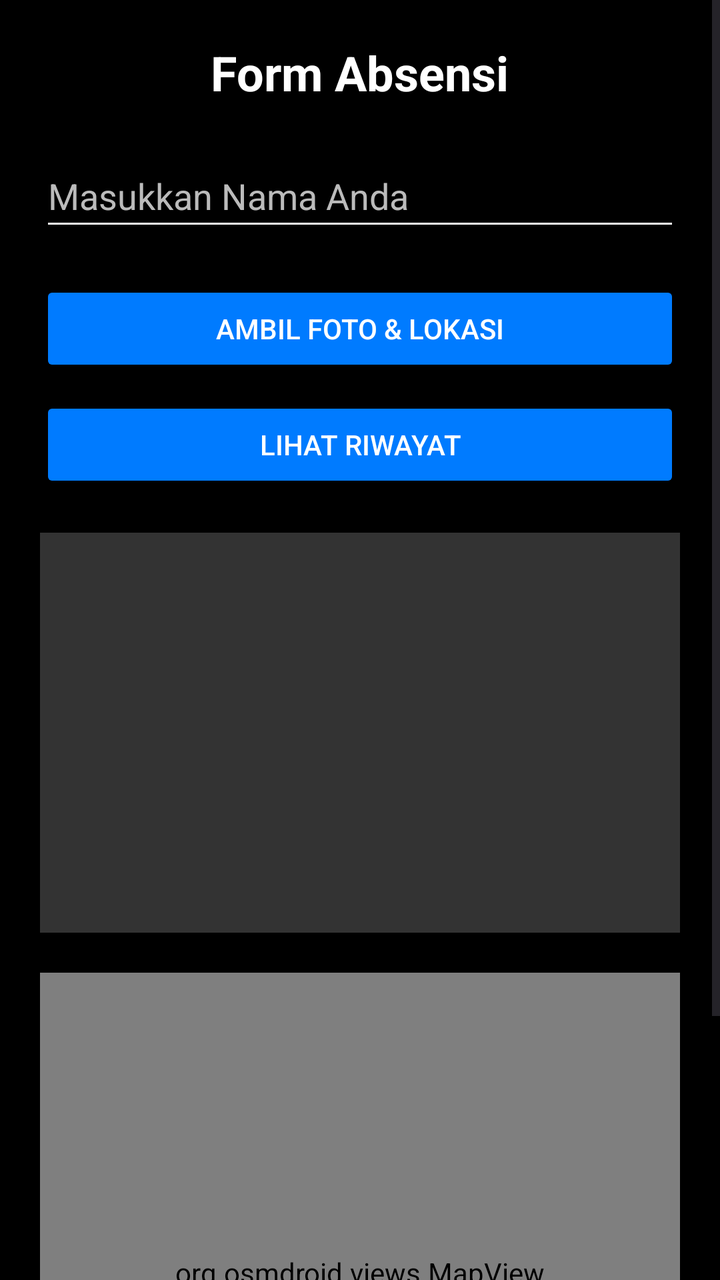
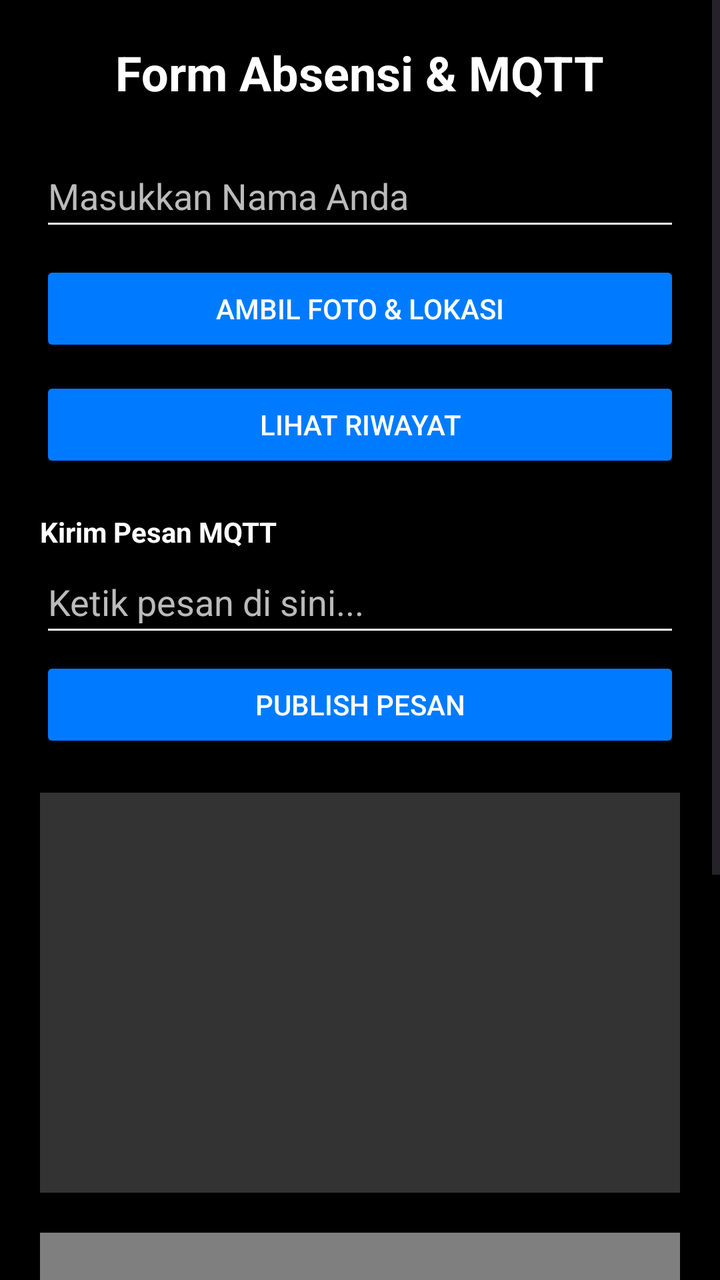

The first picture is an Android layout as it rendered before a commit; the second is the same layout after the commit. The layout source and the unified diff follow.
<!-- AndroidManifest.xml: application theme Theme.Moreno240040017BA244 -->
<!-- res/layout/activity_main.xml -->
<?xml version="1.0" encoding="utf-8"?>
<ScrollView xmlns:android="http://schemas.android.com/apk/res/android"
    android:layout_width="match_parent"
    android:layout_height="match_parent"
    android:fillViewport="true"
    android:background="@color/black">

    <LinearLayout
        android:id="@+id/main"
        android:layout_width="match_parent"
        android:layout_height="wrap_content"
        android:orientation="vertical"
        android:padding="20dp"
        android:gravity="center_horizontal">

        <TextView
            android:layout_width="wrap_content"
            android:layout_height="wrap_content"
            android:text="Form Absensi"
            android:textColor="@color/white"
            android:textSize="24sp"
            android:textStyle="bold"
            android:layout_marginBottom="20dp" />

        <EditText
            android:id="@+id/inputNama"
            android:layout_width="match_parent"
            android:layout_height="wrap_content"
            android:hint="@string/hint_nama"
            android:textColorHint="#BBBBBB"
            android:textColor="@color/white"
            android:backgroundTint="@color/white"
            android:inputType="textPersonName"
            android:minHeight="48dp" />

        <Button
            android:id="@+id/btnKamera"
            android:layout_width="match_parent"
            android:layout_height="wrap_content"
            android:layout_marginTop="20dp"
            android:backgroundTint="@color/primary_blue"
            android:text="Ambil Foto &amp; Lokasi"
            android:textColor="@color/white" />

        <Button
            android:id="@+id/btnLihatData"
            android:layout_width="match_parent"
            android:layout_height="wrap_content"
            android:layout_marginTop="10dp"
            android:backgroundTint="@color/primary_blue"
            android:text="Lihat Riwayat"
            android:textColor="@color/white" />

        <ImageView
            android:id="@+id/ivFoto"
            android:layout_width="match_parent"
            android:layout_height="200dp"
            android:layout_marginTop="20dp"
            android:scaleType="centerCrop"
            android:background="#333333"
            android:contentDescription="Foto Preview" />

        <org.osmdroid.views.MapView
            android:id="@+id/mapView"
            android:layout_width="match_parent"
            android:layout_height="300dp"
            android:layout_marginTop="20dp" />

    </LinearLayout>
</ScrollView>
<!-- resources referenced by this layout -->
<resources>
  <color name="black">#FF000000</color>
  <color name="primary_blue">#007BFF</color>
  <color name="white">#FFFFFFFF</color>
  <string name="hint_nama">Masukkan Nama Anda</string>
  <style name="Theme.Moreno240040017BA244" parent="Base.Theme.Moreno240040017BA244" />
  <style name="Base.Theme.Moreno240040017BA244" parent="Theme.Material3.DayNight.NoActionBar">
          
          <item name="android:windowBackground">@color/black</item>
          <item name="android:statusBarColor">@color/black</item>
          <item name="android:navigationBarColor">@color/black</item>
      </style>
</resources>

<!-- the commit's change to res/layout/activity_main.xml (unified diff, before → after) -->
@@ -16,7 +16,7 @@
         <TextView
             android:layout_width="wrap_content"
             android:layout_height="wrap_content"
-            android:text="Form Absensi"
+            android:text="Form Absensi &amp; MQTT"
             android:textColor="@color/white"
             android:textSize="24sp"
             android:textStyle="bold"
@@ -37,7 +37,7 @@
             android:id="@+id/btnKamera"
             android:layout_width="match_parent"
             android:layout_height="wrap_content"
-            android:layout_marginTop="20dp"
+            android:layout_marginTop="10dp"
             android:backgroundTint="@color/primary_blue"
             android:text="Ambil Foto &amp; Lokasi"
             android:textColor="@color/white" />
@@ -49,6 +49,34 @@
             android:layout_marginTop="10dp"
             android:backgroundTint="@color/primary_blue"
             android:text="Lihat Riwayat"
+            android:textColor="@color/white" />
+
+        
+        <TextView
+            android:layout_width="match_parent"
+            android:layout_height="wrap_content"
+            android:text="Kirim Pesan MQTT"
+            android:textColor="@color/white"
+            android:layout_marginTop="20dp"
+            android:textStyle="bold" />
+
+        <EditText
+            android:id="@+id/etPesanKirim"
+            android:layout_width="match_parent"
+            android:layout_height="wrap_content"
+            android:hint="Ketik pesan di sini..."
+            android:textColorHint="#BBBBBB"
+            android:textColor="@color/white"
+            android:backgroundTint="@color/white"
+            android:minHeight="48dp" />
+
+        <Button
+            android:id="@+id/btnPublish"
+            android:layout_width="match_parent"
+            android:layout_height="wrap_content"
+            android:layout_marginTop="5dp"
+            android:backgroundTint="@color/primary_blue"
+            android:text="Publish Pesan"
             android:textColor="@color/white" />
 
         <ImageView
